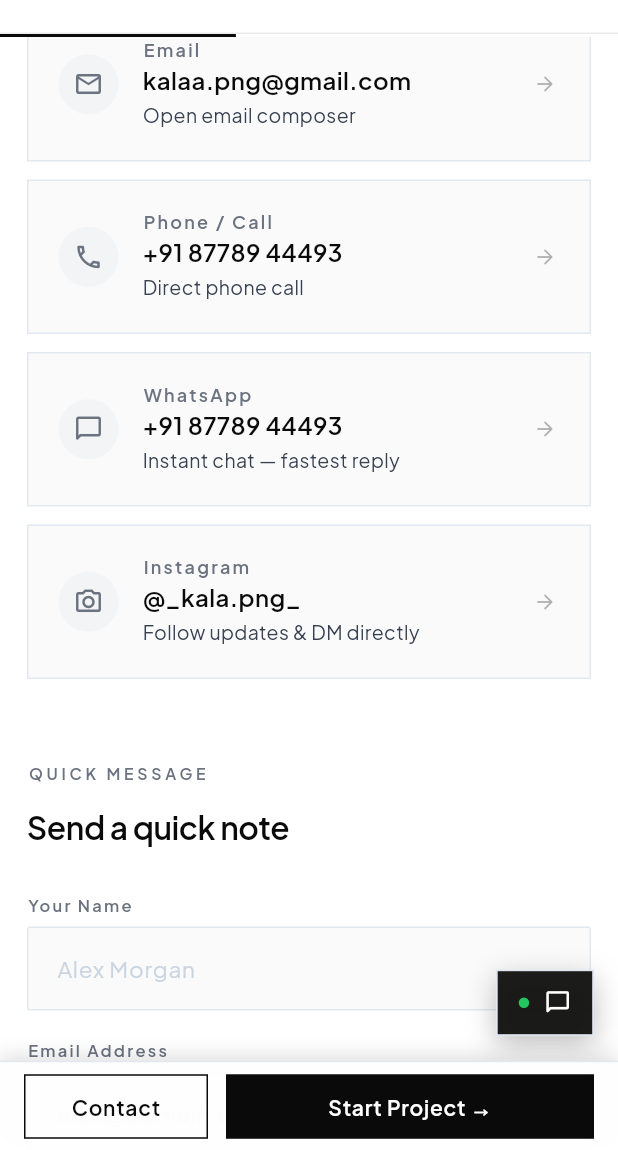
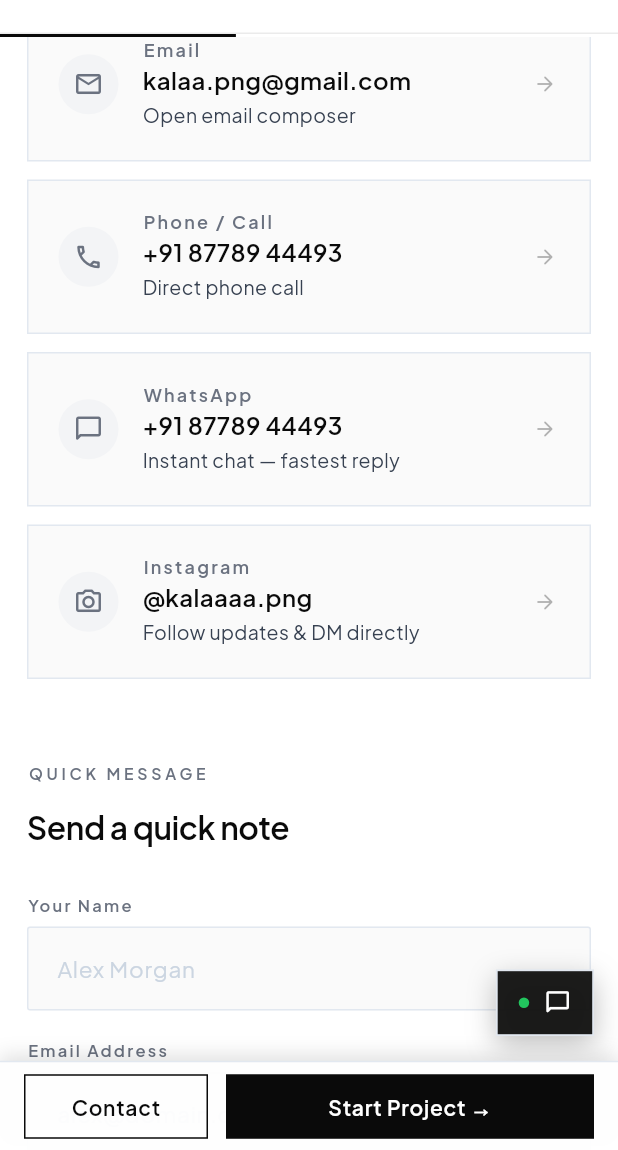
Before and after one commit to vishnu-vsgit/studioproof, a Flutter app: the ContactScreen screen opened by its route, scrolled down 576 dp, on a phone screen of 412 x 824 dp, the part 86-1236 px from its top. Run offline on Flutter 3.47's test engine with Material 3 defaults, Android fonts, the phone set to English and light mode, and no system bars; our stand-ins replace go_router, google_fonts, supabase_flutter; accounts and stored records are empty.

```diff
--- a/lib/core/config/app_config.dart
+++ b/lib/core/config/app_config.dart
@@ -11,8 +11,8 @@ class AppConfig {
   static const String whatsappNumber = '918778944493';
   static const String phoneNumber = '+91 87789 44493';
   static const String phoneUrl = 'tel:+918778944493';
-  static const String instagramHandle = '@_kala.png_';
-  static const String instagramUrl = 'https://instagram.com/_kala.png_';
+  static const String instagramHandle = '@kalaaaa.png';
+  static const String instagramUrl = 'https://instagram.com/kalaaaa.png';
 
   // Supabase Backend Configuration
   static const String supabaseUrl = String.fromEnvironment(
```
Also changed, not shown: 6 other files.
